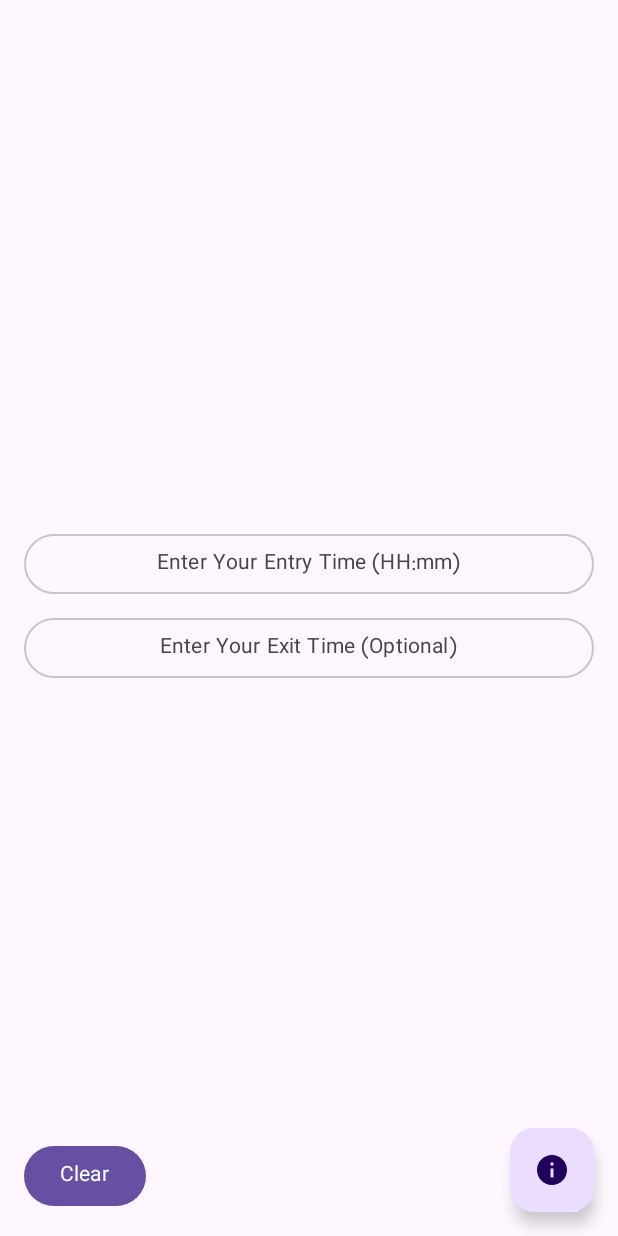
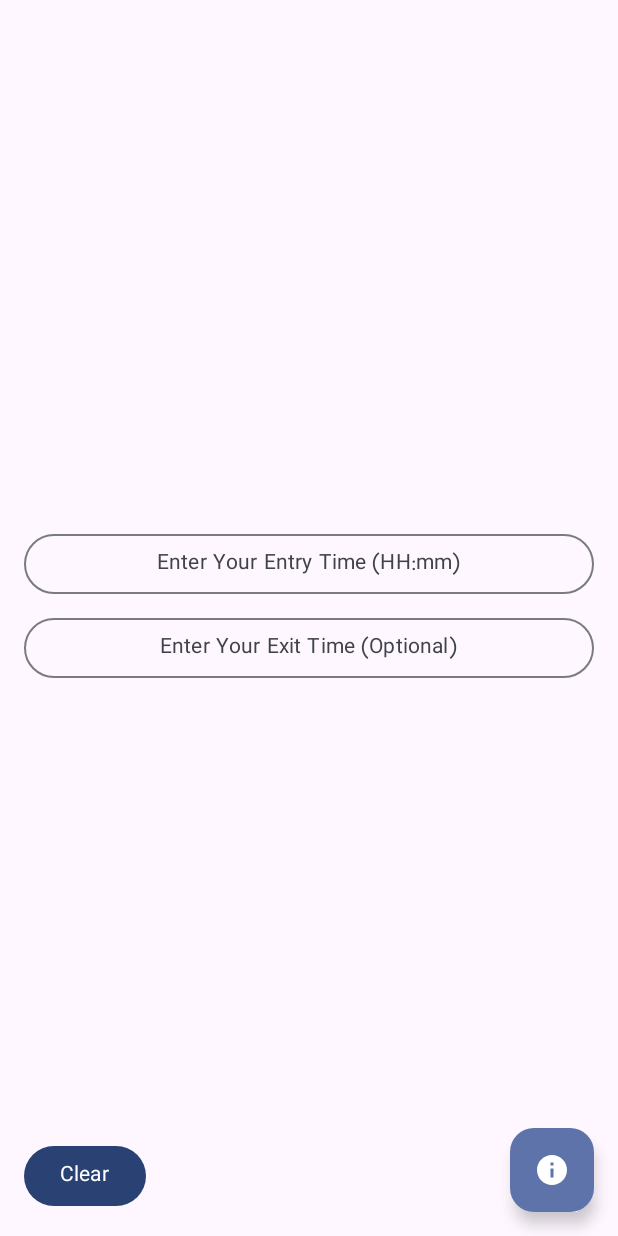
Before and after one commit to MiladFaridnia/KhoroojYar, an Android app built with Jetpack Compose: the screen it shows after launch (MainActivity), on a phone screen of 412 x 824 dp. Run offline under Robolectric (Android 15) with nearby library versions, the phone set to English and light mode, and no system bars.

Commit message:
Feat: V-1.9.0 Add light and dark color scheme

```diff
--- a/app/build.gradle.kts
+++ b/app/build.gradle.kts
@@ -6,8 +6,8 @@ plugins {
 
 android {
     val versionMajor = 1
-    val versionMinor = 7
-    val versionPatch = 1
+    val versionMinor = 9
+    val versionPatch = 0
     val appName = "KhoroojYar"
     val appVersionCode = versionMajor * 10000 + versionMinor * 100 + versionPatch
     val appVersionName = "$versionMajor.$versionMinor.$versionPatch"
--- a/app/src/main/java/com/faridnia/khoroojyar/presentation/MainActivity.kt
+++ b/app/src/main/java/com/faridnia/khoroojyar/presentation/MainActivity.kt
@@ -3,8 +3,8 @@ package com.faridnia.khoroojyar.presentation
 import android.os.Bundle
 import androidx.activity.ComponentActivity
 import androidx.activity.compose.setContent
-import androidx.compose.material3.MaterialTheme
 import androidx.compose.runtime.Composable
+import com.faridnia.khoroojyar.presentation.theme.KhoroojYarTheme
 import com.jrg.app.ui.component.snackbar.CustomScaffold
 
 class MainActivity : ComponentActivity() {
@@ -20,7 +20,7 @@ class MainActivity : ComponentActivity() {
 
 @Composable
 fun KhoroojYar() {
-    MaterialTheme {
+    KhoroojYarTheme {
         ExitTimeCalculatorScreen()
     }
 }
--- a/app/src/main/java/com/faridnia/khoroojyar/presentation/theme/Color.kt
+++ b/app/src/main/java/com/faridnia/khoroojyar/presentation/theme/Color.kt
@@ -2,10 +2,12 @@ package com.faridnia.khoroojyar.presentation.theme
 
 import androidx.compose.ui.graphics.Color
 
-val Purple80 = Color(0xFFD0BCFF)
-val PurpleGrey80 = Color(0xFFCCC2DC)
-val Pink80 = Color(0xFFEFB8C8)
-
-val Purple40 = Color(0xFF6650a4)
-val PurpleGrey40 = Color(0xFF625b71)
-val Pink40 = Color(0xFF7D5260)
+val Honeydew = Color(0xFFF1FFF3)
+val Light_Green = Color(0xFFDFF7E2)
+val Caribbean_Green = Color(0xFF00D09E)
+val Cyprus = Color(0xFF0E3E3E)
+val Fence_Green = Color(0xFF052224)
+val Void = Color(0xFF031314)
+val Light_Blue = Color(0xFF6DB6FE)
+val Vivid_Blue = Color(0xFF3299FF)
+val Ocean_Blue = Color(0xFF0068FF)
--- a/app/src/main/java/com/faridnia/khoroojyar/presentation/theme/Theme.kt
+++ b/app/src/main/java/com/faridnia/khoroojyar/presentation/theme/Theme.kt
@@ -1,37 +1,114 @@
 package com.faridnia.khoroojyar.presentation.theme
 
-import android.app.Activity
 import android.os.Build
 import androidx.compose.foundation.isSystemInDarkTheme
+import androidx.compose.material3.ColorScheme
 import androidx.compose.material3.MaterialTheme
-import androidx.compose.material3.darkColorScheme
 import androidx.compose.material3.dynamicDarkColorScheme
 import androidx.compose.material3.dynamicLightColorScheme
-import androidx.compose.material3.lightColorScheme
 import androidx.compose.runtime.Composable
+import androidx.compose.ui.graphics.Color
 import androidx.compose.ui.platform.LocalContext
 
-private val DarkColorScheme = darkColorScheme(
-    primary = Purple80,
-    secondary = PurpleGrey80,
-    tertiary = Pink80
+private val DarkColorScheme = myDarkColorScheme()
+
+private val LightColorScheme = myLightColorScheme()
+
+fun myLightColorScheme(): ColorScheme = ColorScheme(
+    primary = Caribbean_Green,
+    onPrimary = Color.White,
+    primaryContainer = Honeydew,
+    onPrimaryContainer = Fence_Green,
+    inversePrimary = Light_Blue,
+
+    secondary = Light_Blue,
+    onSecondary = Color.White,
+    secondaryContainer = Ocean_Blue,
+    onSecondaryContainer = Light_Blue,
+
+    tertiary = Ocean_Blue,
+    onTertiary = Color.White,
+    tertiaryContainer = Honeydew,
+    onTertiaryContainer = Ocean_Blue,
+
+    background = Honeydew,
+    onBackground = Fence_Green,
+
+    surface = Color.White,
+    onSurface = Fence_Green,
+    surfaceVariant = Light_Green,
+    onSurfaceVariant = Fence_Green,
+
+    surfaceTint = Caribbean_Green,
+    inverseSurface = Fence_Green,
+    inverseOnSurface = Color.White,
+
+    error = Color(0xFFB00020),
+    onError = Color.White,
+    errorContainer = Color(0xFFFFDAD4),
+    onErrorContainer = Color(0xFF8C1D18),
+
+    outline = Cyprus,
+    outlineVariant = Light_Green,
+    scrim = Color(0x1F000000),
+
+    surfaceBright = Color.White,
+    surfaceContainer = Honeydew,
+    surfaceContainerHigh = Honeydew,
+    surfaceContainerHighest = Honeydew,
+    surfaceContainerLow = Color.White,
+    surfaceContainerLowest = Honeydew,
+    surfaceDim = Light_Green,
 )
 
-private val LightColorScheme = lightColorScheme(
-    primary = Purple40,
-    secondary = PurpleGrey40,
-    tertiary = Pink40
 
-    /* Other default colors to override
-    background = Color(0xFFFFFBFE),
-    surface = Color(0xFFFFFBFE),
+fun myDarkColorScheme(): ColorScheme = ColorScheme(
+    primary = Caribbean_Green,
     onPrimary = Color.White,
+    primaryContainer = Fence_Green,
+    onPrimaryContainer = Caribbean_Green,
+    inversePrimary = Light_Blue,
+
+    secondary = Light_Blue,
     onSecondary = Color.White,
+    secondaryContainer = Ocean_Blue,
+    onSecondaryContainer = Light_Blue,
+
+    tertiary = Ocean_Blue,
     onTertiary = Color.White,
-    onBackground = Color(0xFF1C1B1F),
-    onSurface = Color(0xFF1C1B1F),
-    */
+    tertiaryContainer = Fence_Green,
+    onTertiaryContainer = Ocean_Blue,
+
+    background = Void,
+    onBackground = Color.White,
+
+    surface = Cyprus,
+    onSurface = Color.White,
+    surfaceVariant = Fence_Green,
+    onSurfaceVariant = Color.White,
+
+    surfaceTint = Caribbean_Green,
+    inverseSurface = Color.White,
+    inverseOnSurface = Void,
+
+    error = Color(0xFFCF6679),
+    onError = Color.White,
+    errorContainer = Color(0xFF8C1D18),
+    onErrorContainer = Color(0xFFFFDAD4),
+
+    outline = Fence_Green,
+    outlineVariant = Void,
+    scrim = Color(0x99000000),
+
+    surfaceBright = Cyprus,
+    surfaceContainer = Fence_Green,
+    surfaceContainerHigh = Void,
+    surfaceContainerHighest = Void,
+    surfaceContainerLow = Cyprus,
+    surfaceContainerLowest = Void,
+    surfaceDim = Void,
 )
+
 
 @Composable
 fun KhoroojYarTheme(
```
